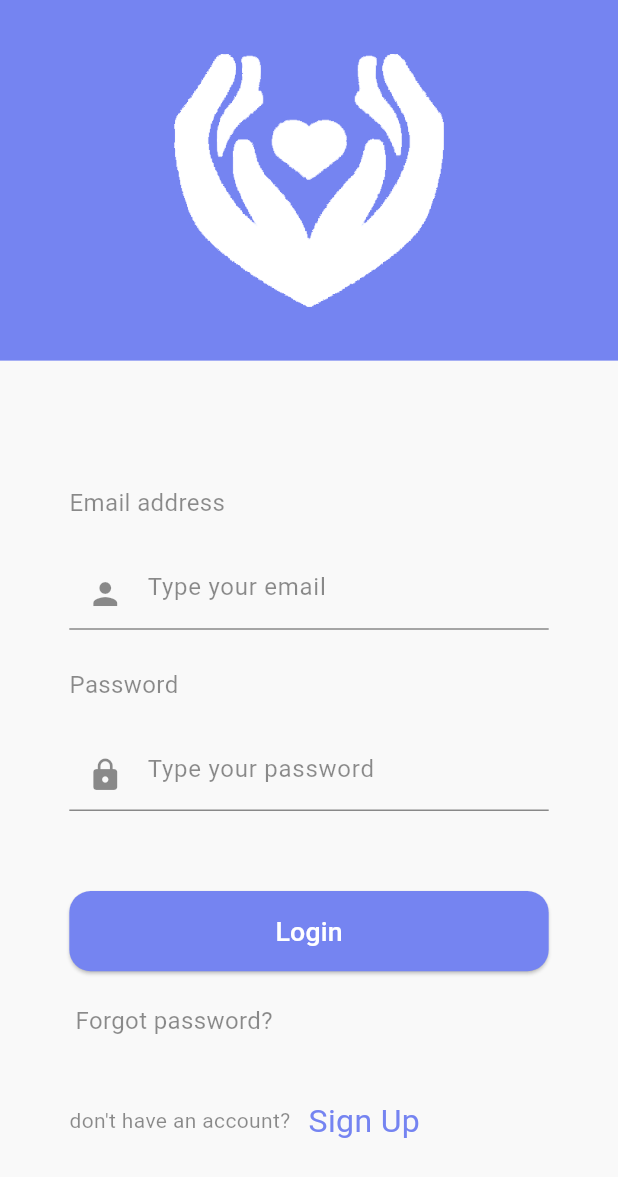
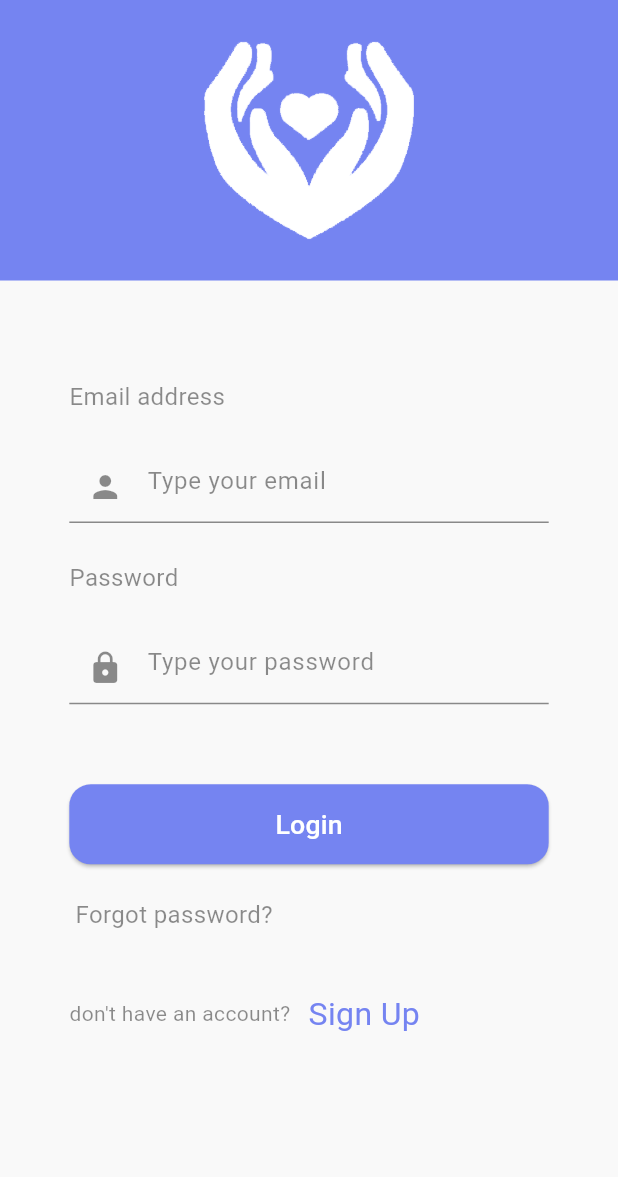
Before and after one commit to shehabmohamed0/bimarestan, a Flutter app: the screen it shows after launch, on a phone screen of 412 x 824 dp. Shown: the top 1177 px of the screen. Run offline on Flutter 3.47's test engine with Material 2 defaults, Android fonts, the phone set to English and light mode, and no system bars; our stand-ins replace dartz, device_preview, dio, flutter_easyloading, flutter_screenutil, flutter_spinkit and 10 more; Roboto replaces fonts that are missing (Poppins).

Commit message:
finished ui

```diff
--- a/lib/presentation/auth/login/login_view.dart
+++ b/lib/presentation/auth/login/login_view.dart
@@ -18,12 +18,13 @@ class LoginView extends StatelessWidget {
           children: [
             ColoredBox(
               color: ColorManager.primary,
-              child: Container(
-                height: 270.h,
-                color: ColorManager.primary,
-                child: Image.asset(
-                  ImageAssets.logo_white,
-                  fit: BoxFit.contain,
+              child: SafeArea(
+                child: Container(
+                  height: 210.h,
+                  color: ColorManager.primary,
+                  child: Image.asset(
+                    ImageAssets.logo_white,
+                  ),
                 ),
               ),
             ),
@@ -32,7 +33,7 @@ class LoginView extends StatelessWidget {
               child: Column(
                 crossAxisAlignment: CrossAxisAlignment.start,
                 children: [
-                  SizedBox(height: 94.h),
+                  SizedBox(height: 74.h),
                   Text(
                     'Email address',
                     style: TextStyle(fontSize: 18.sp),
```
Also changed, not shown: lib/presentation/auth/signup/signup_view.dart (+8 -6 lines), lib/presentation/home/health_page/health_page.dart (+12 -0 lines), lib/presentation/home/profile_page/profile_page.dart (+12 -0 lines).
